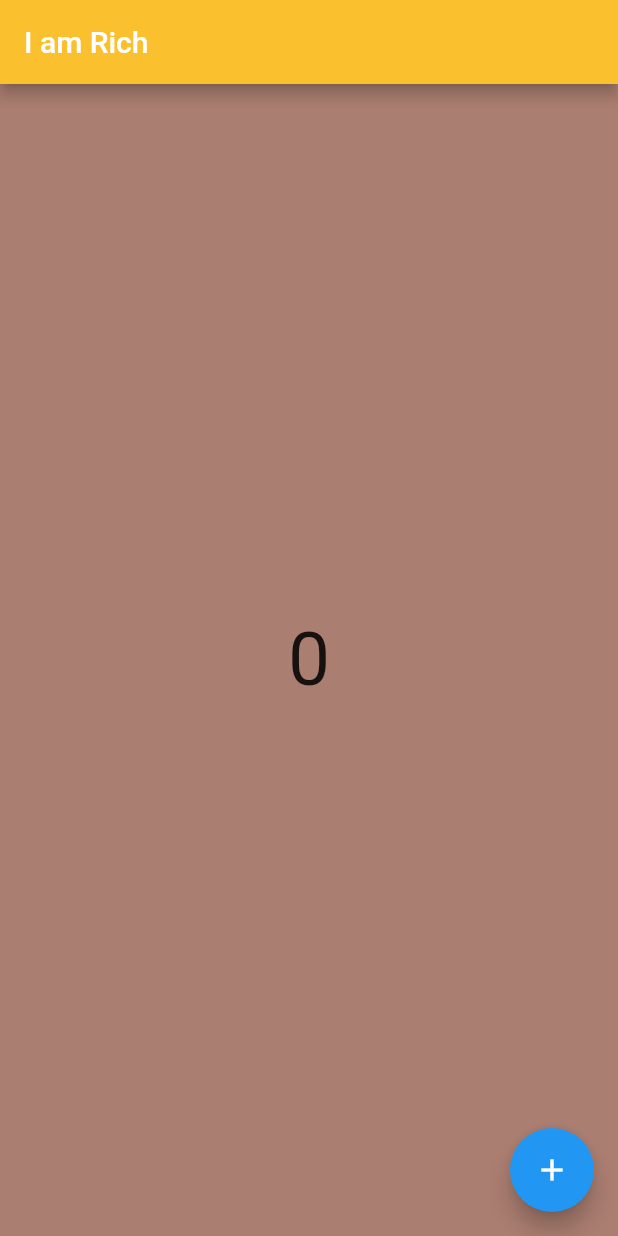
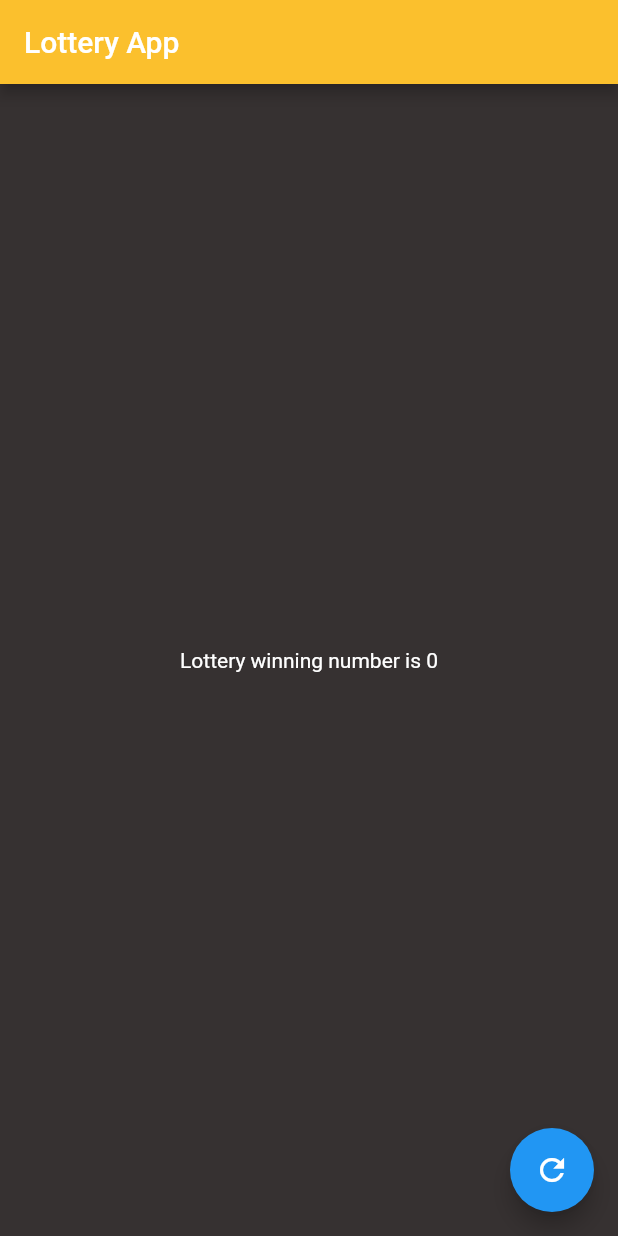
Before and after one commit to unza730/flutter-bootcamp, a Flutter app: the screen it shows after launch, on a phone screen of 412 x 824 dp. Run offline on Flutter 3.47's test engine with Material 2 defaults, Android fonts, the phone set to English and light mode, and no system bars.

Commit message:
Chapter 3 completed

```diff
--- a/lib/main.dart
+++ b/lib/main.dart
@@ -17,58 +17,31 @@ class _MyWidgetState extends State<MyWidget> {
   Widget build(BuildContext context) {
     return MaterialApp(
       home: Scaffold(
-          backgroundColor: Color.fromARGB(255, 170, 126, 112),
+          backgroundColor: Color.fromARGB(255, 54, 49, 49),
           appBar: AppBar(
             backgroundColor: Colors.yellow[700],
-            title: Text('I am Rich'),
+            title: Text('Lottery App'),
           ),
-          body: SafeArea(
-            // child: Column(
-            //   mainAxisAlignment: MainAxisAlignment.spaceEvenly,
-            //   children: [
-            //     Row(
-            //       mainAxisAlignment: MainAxisAlignment.center,
-            //       children: [
-            //         Text("Hello from row"),
-            //         Icon(Icons.abc_outlined),
-            //       ],
-            //     ),
-            //     Container(
-            //       height: 100,
-            //       width: 100,
-            //       color: Colors.yellow[900],
-            //       child: const Center(child: Text("Hello Unza")),
-            //     ),
-            //     Container(
-            //       height: 100,
-            //       width: 100,
-            //       color: Colors.yellow[900],
-            //       child: const Center(child: Text("Hello Unza")),
-            //     ),
-            //     Container(
-            //       height: 100,
-            //       width: 100,
-            //       color: Colors.yellow[900],
-            //       child: const Center(child: Text("Hello Unza")),
-            //     ),
-            //   ],
-            // ),
-            child: Center(
-              child: Text(
-                x.toString(),
-                style: TextStyle(fontSize: 50),
+          body: Column(
+            mainAxisAlignment: MainAxisAlignment.center,
+            crossAxisAlignment: CrossAxisAlignment.center,
+            children: [
+              Center(
+                child: Text('Lottery winning number is $x',
+                    style: TextStyle(color: Colors.white)),
               ),
-            ),
+            ],
           ),
           floatingActionButton: FloatingActionButton(
               onPressed: () {
-                x++;
-                setState(() {
-                  // x++;
-                });
-                print(x.toString());
+                // x++;
+
+                // setState(() {
+                //   // x++;
+                // });
+                // print(x.toString());
               },
-              child: Icon(Icons.add))),
+              child: Icon(Icons.refresh))),
     );
   }
 }
```
